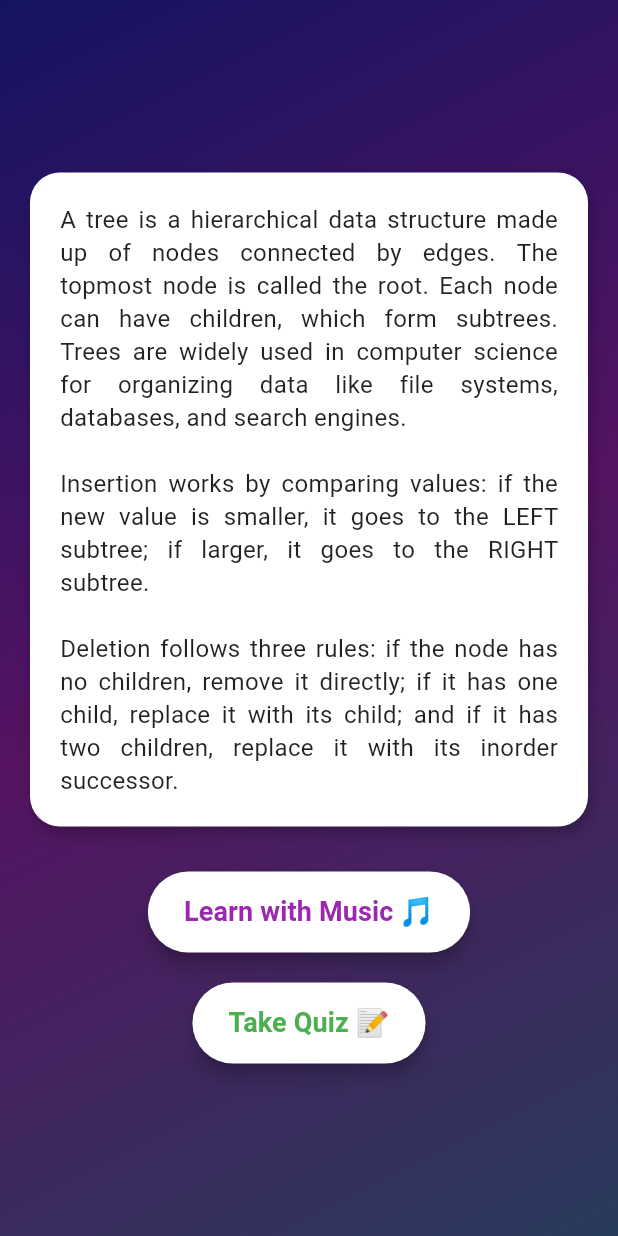
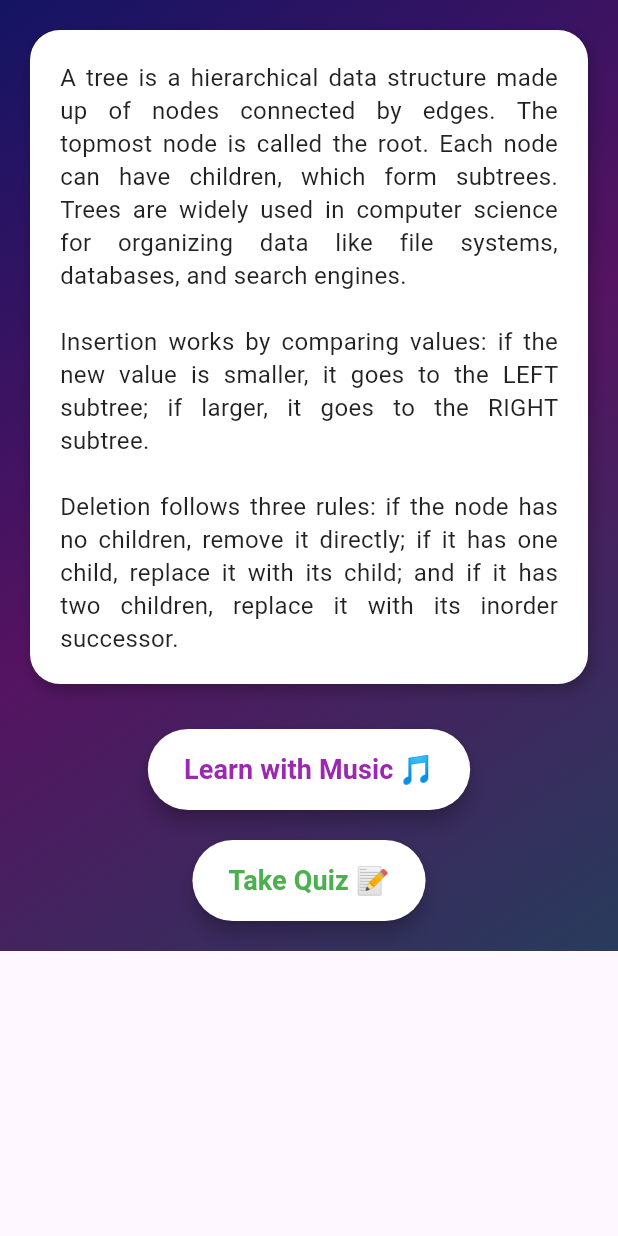
Before and after one commit to AasiyaNaaz/lyrica, a Flutter app: the TreeIntroPage screen opened directly, on a phone screen of 412 x 824 dp. Run offline on Flutter 3.47's test engine with Material 3 defaults, Android fonts, the light colour scheme and no system bars; our stand-ins replace audioplayers, shared_preferences; accounts and stored records are empty.

Commit message:
Corrected overflow Issues

```diff
--- a/lib/screens/data_structures_pages/Trees.dart
+++ b/lib/screens/data_structures_pages/Trees.dart
@@ -1,7 +1,6 @@
 import 'package:flutter/material.dart';
 import 'package:audioplayers/audioplayers.dart';
 import 'dart:math';
-
 
 class TreeMusicPage extends StatefulWidget {
   @override
@@ -41,11 +40,10 @@ class TreeIntroPage extends StatelessWidget {
             end: Alignment.bottomRight,
           ),
         ),
-        child: Center(
-          child: Padding(
+        child: SafeArea(
+          child: SingleChildScrollView( // ✅ Scroll enabled
             padding: const EdgeInsets.all(20.0),
             child: Column(
-              mainAxisAlignment: MainAxisAlignment.center,
               children: [
                 Container(
                   padding: const EdgeInsets.all(20),
@@ -60,7 +58,6 @@ class TreeIntroPage extends StatelessWidget {
                       ),
                     ],
                   ),
-                  child: SingleChildScrollView(
                   child: Text(
                     treeInfo,
                     style: const TextStyle(
@@ -71,14 +68,13 @@ class TreeIntroPage extends StatelessWidget {
                     textAlign: TextAlign.justify,
                   ),
                 ),
-                ),
                 const SizedBox(height: 30),
                 ElevatedButton(
                   style: ElevatedButton.styleFrom(
                     backgroundColor: Colors.white,
                     foregroundColor: Colors.purple,
-                    padding:
-                        const EdgeInsets.symmetric(vertical: 14, horizontal: 24),
+                    padding: const EdgeInsets.symmetric(
+                        vertical: 14, horizontal: 24),
                     shape: RoundedRectangleBorder(
                       borderRadius: BorderRadius.circular(30),
                     ),
@@ -100,8 +96,8 @@ class TreeIntroPage extends StatelessWidget {
                   style: ElevatedButton.styleFrom(
                     backgroundColor: Colors.white,
                     foregroundColor: Colors.green,
-                    padding:
-                        const EdgeInsets.symmetric(vertical: 14, horizontal: 24),
+                    padding: const EdgeInsets.symmetric(
+                        vertical: 14, horizontal: 24),
                     shape: RoundedRectangleBorder(
                       borderRadius: BorderRadius.circular(30),
                     ),
@@ -126,6 +122,9 @@ class TreeIntroPage extends StatelessWidget {
     );
   }
 }
+
+
+
 
 class InteractiveTreePage extends StatefulWidget {
   @override
```
Lines whose indentation alone changed are shown as unchanged.
